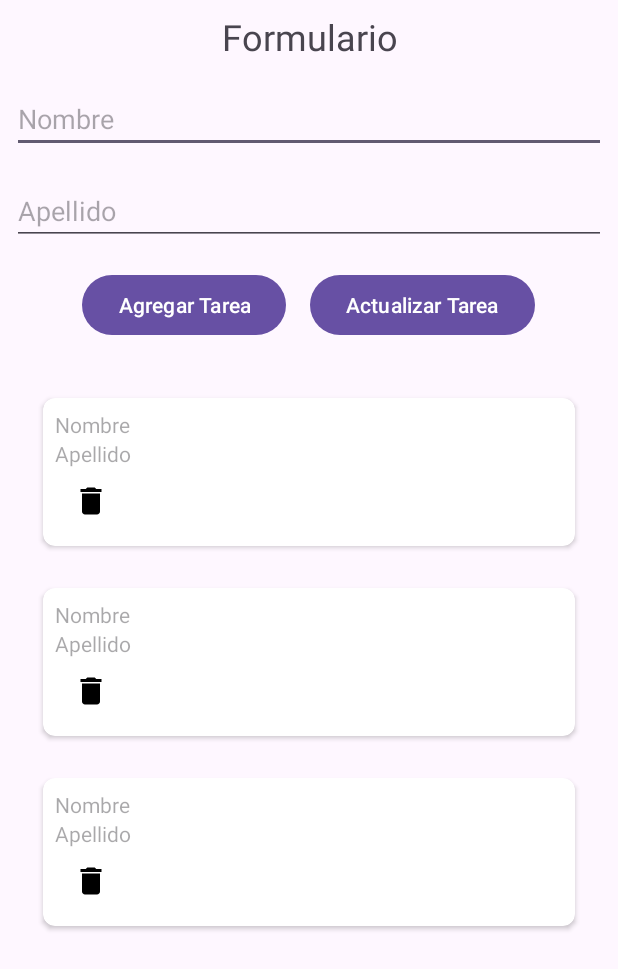
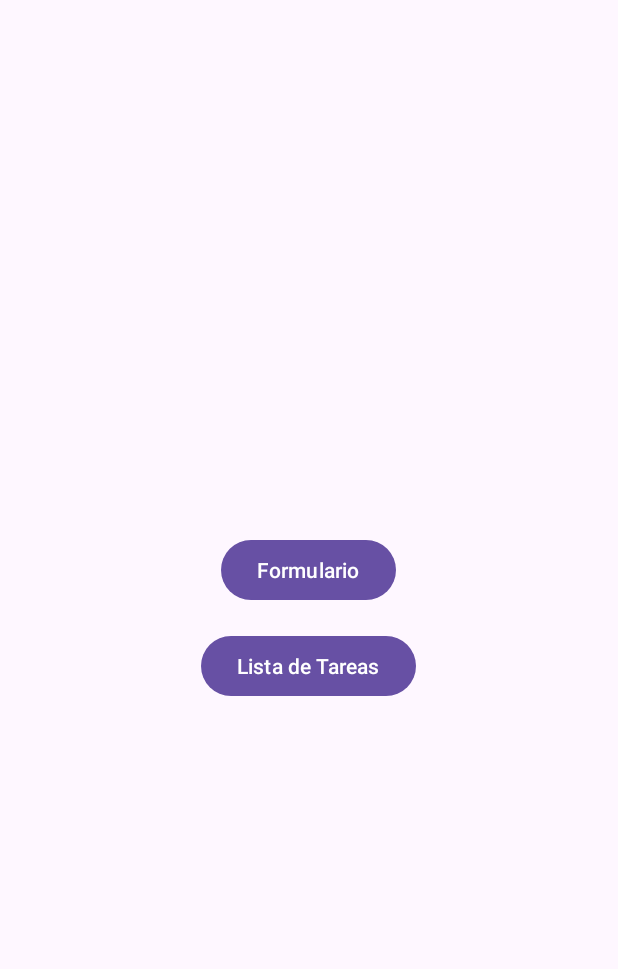
Before and after one commit to Hector3144/CRUD_HKG, an Android app: the layout activity_main.xml on its own in the app's theme, with its tools: preview values and no code run, on a phone screen of 412 x 824 dp. Shown: the top 969 px of the screen. Run offline under Robolectric (Android 15) with nearby library versions, the phone set to English and light mode, and no system bars.

Commit message:
agregando las otras vistas

```diff
--- a/app/src/main/res/layout/activity_main.xml
+++ b/app/src/main/res/layout/activity_main.xml
@@ -1,65 +1,22 @@
 <?xml version="1.0" encoding="utf-8"?>
 <LinearLayout
     xmlns:android="http://schemas.android.com/apk/res/android"
-    xmlns:app="http://schemas.android.com/apk/res-auto"
-    xmlns:tools="http://schemas.android.com/tools"
-    android:id="@+id/main"
     android:layout_width="match_parent"
     android:layout_height="match_parent"
     android:orientation="vertical"
-    tools:context=".MainActivity">
+    android:gravity="center"
+    android:padding="16dp">
 
-    <TextView
-        android:layout_width="match_parent"
+    <Button
+        android:id="@+id/btnFormulario"
+        android:layout_width="wrap_content"
         android:layout_height="wrap_content"
-        android:padding="8dp"
-        android:gravity="center"
-        android:text="Formulario"
-        android:textSize="24sp"/>
+        android:text="Formulario" />
 
-    <EditText
-        android:id="@+id/Nombre"
-        android:layout_width="match_parent"
+    <Button
+        android:id="@+id/btnListaTareas"
+        android:layout_width="wrap_content"
         android:layout_height="wrap_content"
-        android:layout_margin="8dp"
-        android:hint="Nombre" />
-
-    <EditText
-        android:id="@+id/Apellido"
-        android:layout_width="match_parent"
-        android:layout_height="wrap_content"
-        android:layout_margin="8dp"
-        android:hint="Apellido" />
-
-    <LinearLayout
-        android:layout_width="match_parent"
-        android:layout_height="wrap_content"
-        android:gravity="center"
-        android:orientation="horizontal">
-
-        <Button
-            android:id="@+id/btnAgregarTarea"
-            android:layout_width="wrap_content"
-            android:layout_height="wrap_content"
-            android:layout_margin="8dp"
-            android:text="Agregar Tarea" />
-
-        <Button
-            android:id="@+id/btnActualizarTarea"
-            android:layout_width="wrap_content"
-            android:layout_height="wrap_content"
-            android:layout_margin="8dp"
-            android:text="Actualizar Tarea" />
-
-    </LinearLayout>
-
-    <androidx.recyclerview.widget.RecyclerView
-        android:id="@+id/rvTareas"
-        android:layout_width="match_parent"
-        android:layout_height="match_parent"
-        app:layoutManager="androidx.recyclerview.widget.LinearLayoutManager"
-        android:padding="8dp"
-        android:layout_margin="8dp"
-        tools:listitem="@layout/item_rv_tarea"/>
-
+        android:text="Lista de Tareas"
+        android:layout_marginTop="16dp" />
 </LinearLayout>
--- a/app/src/main/res/layout/item_rv_tarea.xml
+++ /dev/null
@@ -1,46 +0,0 @@
-<?xml version="1.0" encoding="utf-8"?>
-<LinearLayout
-    xmlns:android="http://schemas.android.com/apk/res/android"
-    android:layout_width="match_parent"
-    android:layout_height="wrap_content"
-    xmlns:app="http://schemas.android.com/apk/res-auto">
-
-    <androidx.cardview.widget.CardView
-        android:id="@+id/cvTarea"
-        android:layout_width="match_parent"
-        android:layout_height="wrap_content"
-        android:layout_margin="8dp"
-        app:cardUseCompatPadding="true"
-        app:cardCornerRadius="8dp">
-
-        <LinearLayout
-            android:layout_width="match_parent"
-            android:layout_height="wrap_content"
-            android:orientation="vertical"
-            android:layout_margin="8dp">
-
-
-            <TextView
-                android:id="@+id/tvTitulo"
-                android:layout_width="wrap_content"
-                android:layout_height="wrap_content"
-                android:hint="Nombre" />
-
-            <TextView
-                android:id="@+id/tvDescripcion"
-                android:layout_width="wrap_content"
-                android:layout_height="wrap_content"
-                android:hint="Apellido" />
-
-            <ImageButton
-                android:id="@+id/ibtnBorrar"
-                android:layout_width="wrap_content"
-                android:layout_height="wrap_content"
-                android:backgroundTint="@android:color/transparent"
-                android:src="@drawable/icon_delete" />
-
-        </LinearLayout>
-
-    </androidx.cardview.widget.CardView>
-
-</LinearLayout>
```
Also changed, not shown: app/src/main/AndroidManifest.xml (+16 -2 lines), app/src/main/java/com/example/crud_hkg/ListaTareasActivity.kt (added, +57 -0 lines), app/src/main/java/com/example/crud_hkg/MainActivity.kt (+9 -53 lines), app/src/main/java/com/example/crud_hkg/Tarea.kt (+5 -3 lines), app/src/main/java/com/example/crud_hkg/TareaAdapter.kt (deleted, +0 -47 lines).
